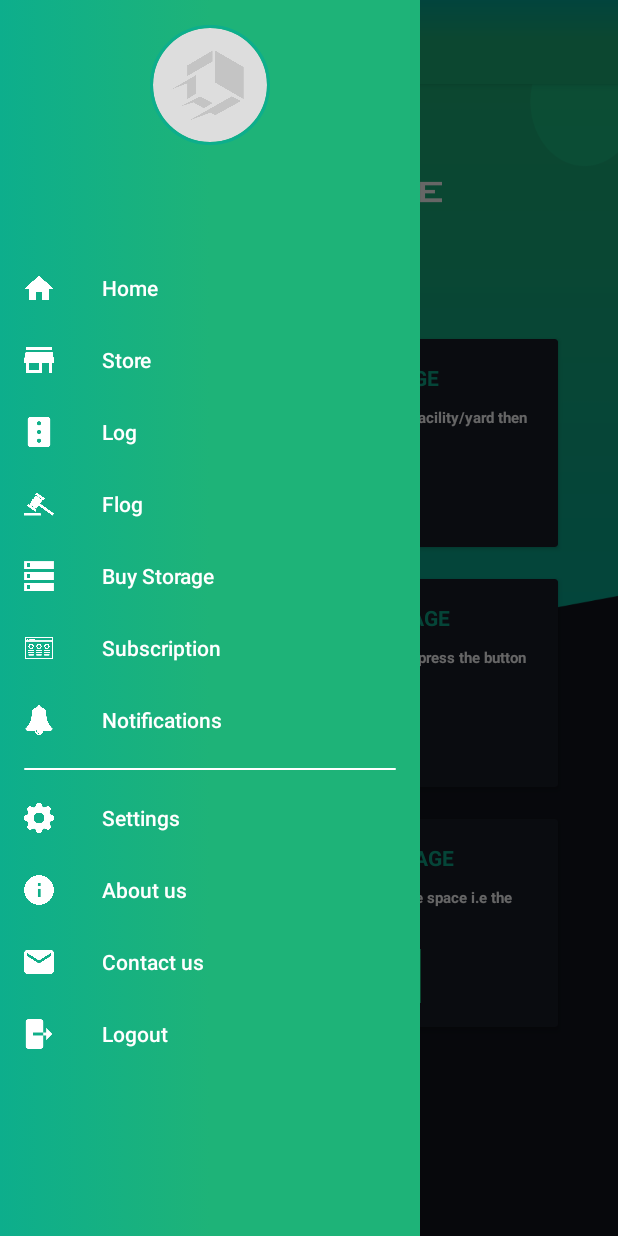
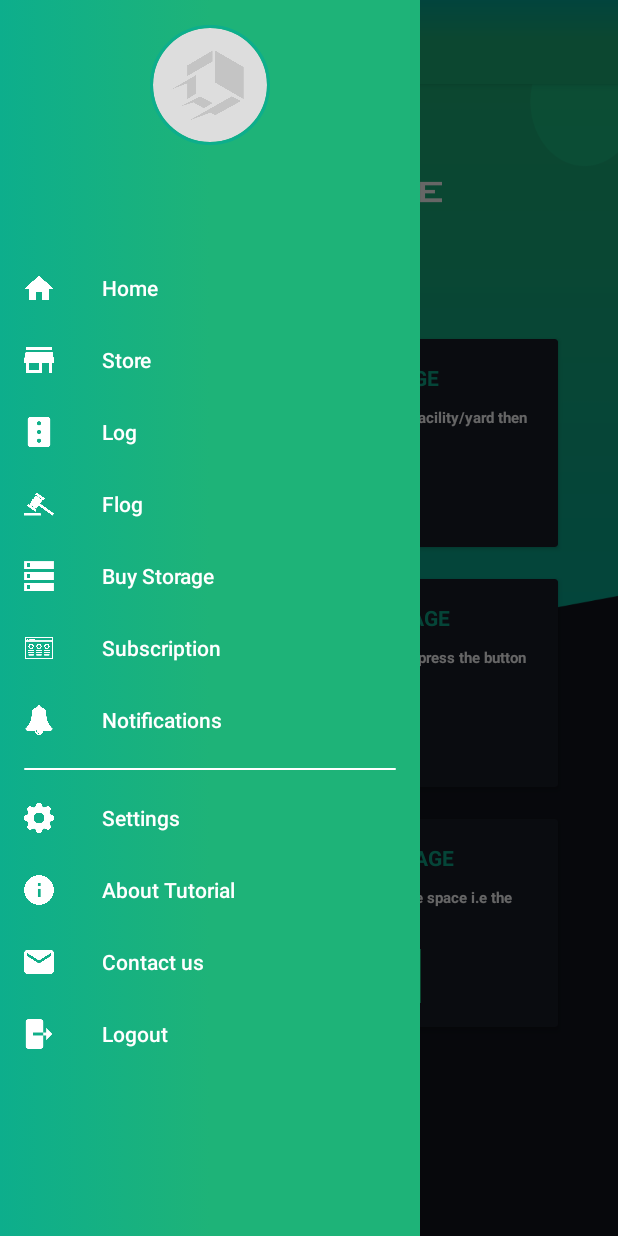
Before and after one commit to niteshgupta27/SLF-Android, an Android app: the HomeActivity screen opened directly, with no data from a screen before it, with the side drawer open, on a phone screen of 412 x 824 dp. Run offline under Robolectric (Android 15) with nearby library versions, the phone set to English and light mode, and no system bars; our stand-ins replace CircleImageView, Volley; libraries missing offline, so code that uses them is left out: com.karumi.dexter, io.jsonwebtoken; network calls fail; pictures from the network do not load; Roboto replaces fonts that are not available here; 10 statements that could not run were skipped.

Commit message:
1)About tutorial

```diff
--- a/app/src/main/res/values/strings.xml
+++ b/app/src/main/res/values/strings.xml
@@ -98,7 +98,7 @@
     <string name="menu_buy_storage">Buy Storage</string>
     <string name="menu_notifications">Notifications</string>
     <string name="menu_setting">Settings</string>
-    <string name="menu_about_us">About us</string>
+    <string name="menu_about_us">About Tutorial</string>
     <string name="menu_contact_us">Contact us</string>
     <string name="menu_logout">Logout</string>
     <string name="text_dummy4">There are many variations of passages of Lorem available</string>
```
